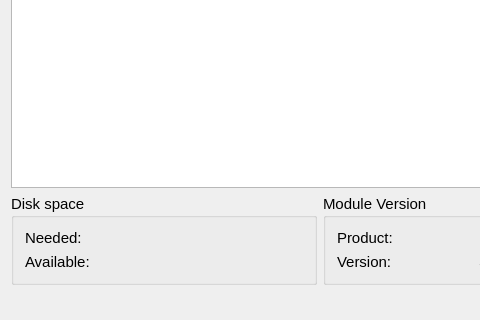
First picture: the form in mainwindow.ui, repository toradex/qt-tezi, before the edit; both pictures show x 0 to 480 and y 160 to 480 of the 640 by 480 pixel window.
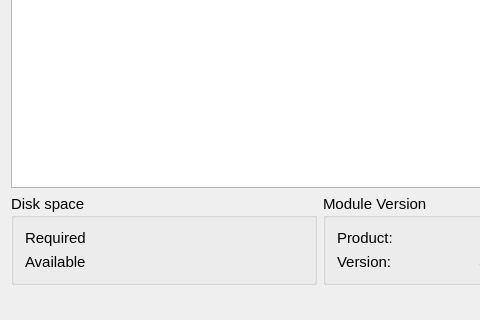
Second picture: the form after the edit. Icons and pictures are not drawn.

Diff of the .ui file:
```diff
--- a/mainwindow.ui
+++ b/mainwindow.ui
@@ -58,14 +58,14 @@
          <item row="0" column="0">
           <widget class="QLabel" name="neededLabel">
            <property name="text">
-            <string>Needed:</string>
+            <string>Required</string>
            </property>
           </widget>
          </item>
          <item row="1" column="0">
           <widget class="QLabel" name="availableLabel">
            <property name="text">
-            <string>Available:</string>
+            <string>Available</string>
            </property>
           </widget>
          </item>
```
Left out of the diff: 2 changed lines with no effect on the pictures.
